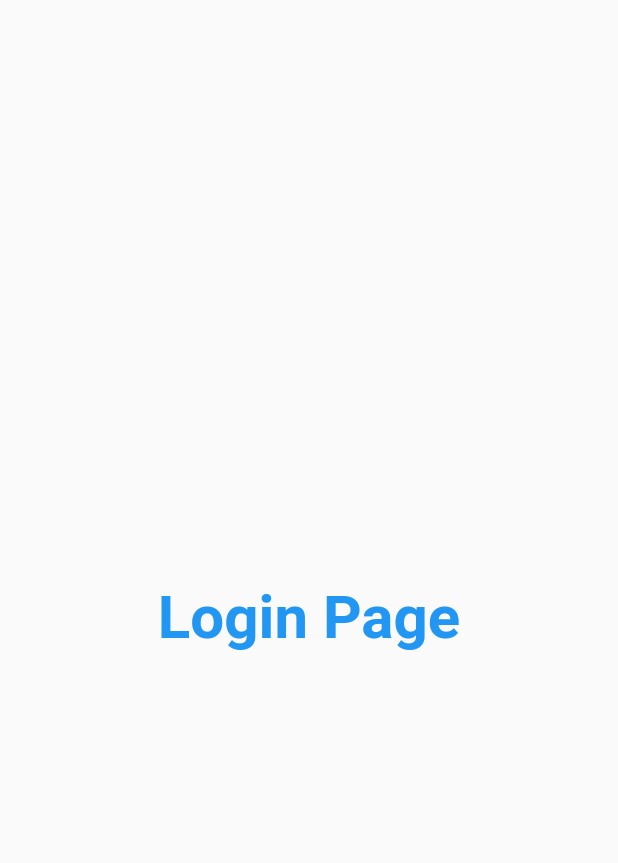
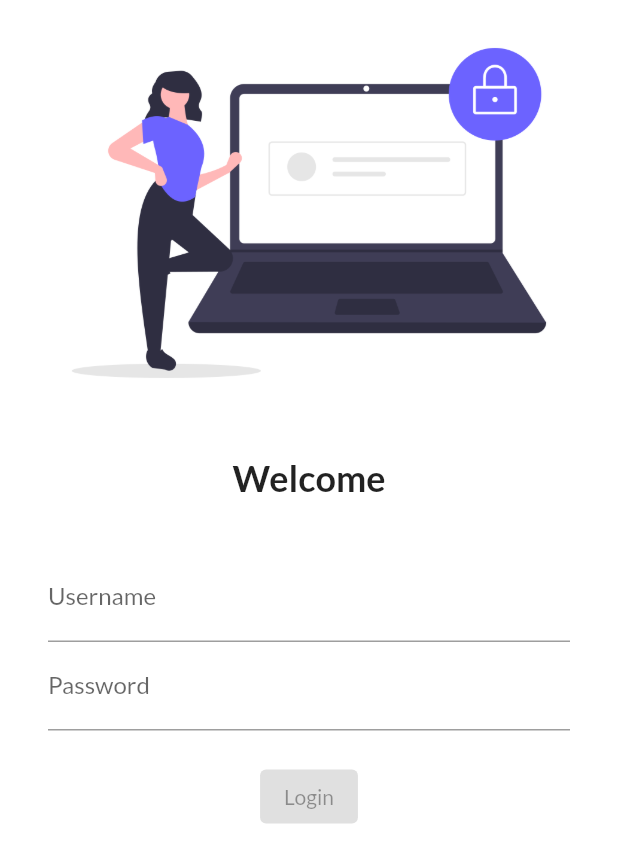
Before and after one commit to utkarshaggarwal74/catalog_app, a Flutter app: the screen it shows after launch, on a phone screen of 412 x 824 dp. Shown: the top 863 px of the screen. Run offline on Flutter 3.47's test engine with Material 2 defaults, Android fonts, the phone set to English and light mode, and no system bars; our stand-ins replace google_fonts; statements that could not run were skipped.

Commit message:
day4 completed

```diff
--- a/lib/main.dart
+++ b/lib/main.dart
@@ -1,6 +1,7 @@
 import 'package:catalog_app/pages/login_page.dart';
 import 'package:flutter/material.dart';
 import 'package:catalog_app/pages/home_page.dart';
+import 'package:google_fonts/google_fonts.dart';
 
 void main() {
   runApp(const MyApp());
@@ -14,15 +15,19 @@ class MyApp extends StatelessWidget {
     return MaterialApp(
       // home: HomePage(),
       themeMode: ThemeMode.light,
-      theme: ThemeData(primarySwatch: Colors.deepPurple),
+      theme: ThemeData(
+        primarySwatch: Colors.deepPurple,
+        fontFamily: GoogleFonts.lato().fontFamily,
+        // primaryTextTheme: GoogleFonts.latoTextTheme(),
+      ),
       darkTheme: ThemeData(
         brightness: Brightness.dark,
         primarySwatch: Colors.red,
       ),
       routes: {
-        "/": (context) => LoginPage(),
-        "/home": (context) => HomePage(),
-        "/login": (context) => LoginPage(),
+        "/": (context) => const LoginPage(),
+        "/home": (context) => const HomePage(),
+        "/login": (context) => const LoginPage(),
       },
     );
   }
--- a/lib/pages/login_page.dart
+++ b/lib/pages/login_page.dart
@@ -1,18 +1,59 @@
 import 'package:flutter/material.dart';
 
 class LoginPage extends StatelessWidget {
+  const LoginPage({Key? key}) : super(key: key);
+
   @override
   Widget build(BuildContext context) {
-    return const Material(
-      child: Center(
-        child: Text(
-          "Login Page",
-          style: TextStyle(
-            fontSize: 40,
-            color: Colors.blue,
-            fontWeight: FontWeight.bold,
+    return Material(
+      color: Colors.white,
+      child: Column(
+        children: [
+          Image.asset(
+            "assets/images/login_image.png",
+            fit: BoxFit.cover,
           ),
-        ),
+          const SizedBox(
+            height: 20.0,
+          ),
+          const Text(
+            "Welcome",
+            style: TextStyle(
+              fontSize: 24,
+              fontWeight: FontWeight.bold,
+            ),
+          ),
+          const SizedBox(
+            height: 20.0,
+          ),
+          Padding(
+            padding:
+                const EdgeInsets.symmetric(vertical: 16.0, horizontal: 32.0),
+            child: Column(
+              children: [
+                TextFormField(
+                  decoration: const InputDecoration(
+                    hintText: "Enter Username",
+                    labelText: "Username",
+                  ),
+                ),
+                TextFormField(
+                  obscureText: true,
+                  decoration: const InputDecoration(
+                    hintText: "Enter Password",
+                    labelText: "Password",
+                  ),
+                ),
+                const SizedBox(
+                  height: 20.0,
+                ),
+                ElevatedButton(onPressed: () {
+                  print("hello everyone")
+                }, child: const Text("Login"),style: TextButton.styleFrom())
+              ],
+            ),
+          ),
+        ],
       ),
     );
   }
--- a/pubspec.yaml
+++ b/pubspec.yaml
@@ -34,6 +34,7 @@ dependencies:
   # The following adds the Cupertino Icons font to your application.
   # Use with the CupertinoIcons class for iOS style icons.
   cupertino_icons: ^1.0.2
+  google_fonts: ^2.3.1
 
 dev_dependencies:
   flutter_test:
@@ -58,8 +59,8 @@ flutter:
   uses-material-design: true
 
   # To add assets to your application, add an assets section, like this:
-  # assets:
-  #   - images/a_dot_burr.jpeg
+  assets:
+    - assets/images/
   #   - images/a_dot_ham.jpeg
 
   # An image asset can refer to one or more resolution-specific "variants", see
```
Also changed, not shown: assets/images/login_image.png (added), pubspec.lock.
